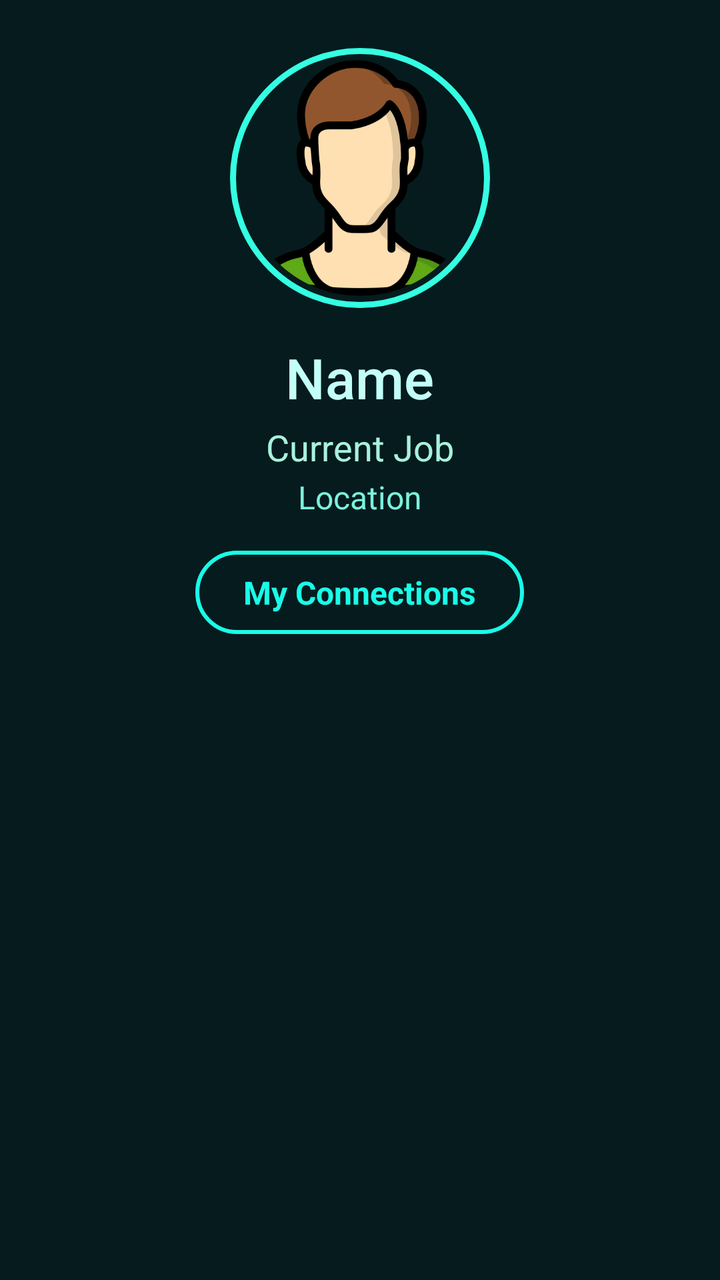
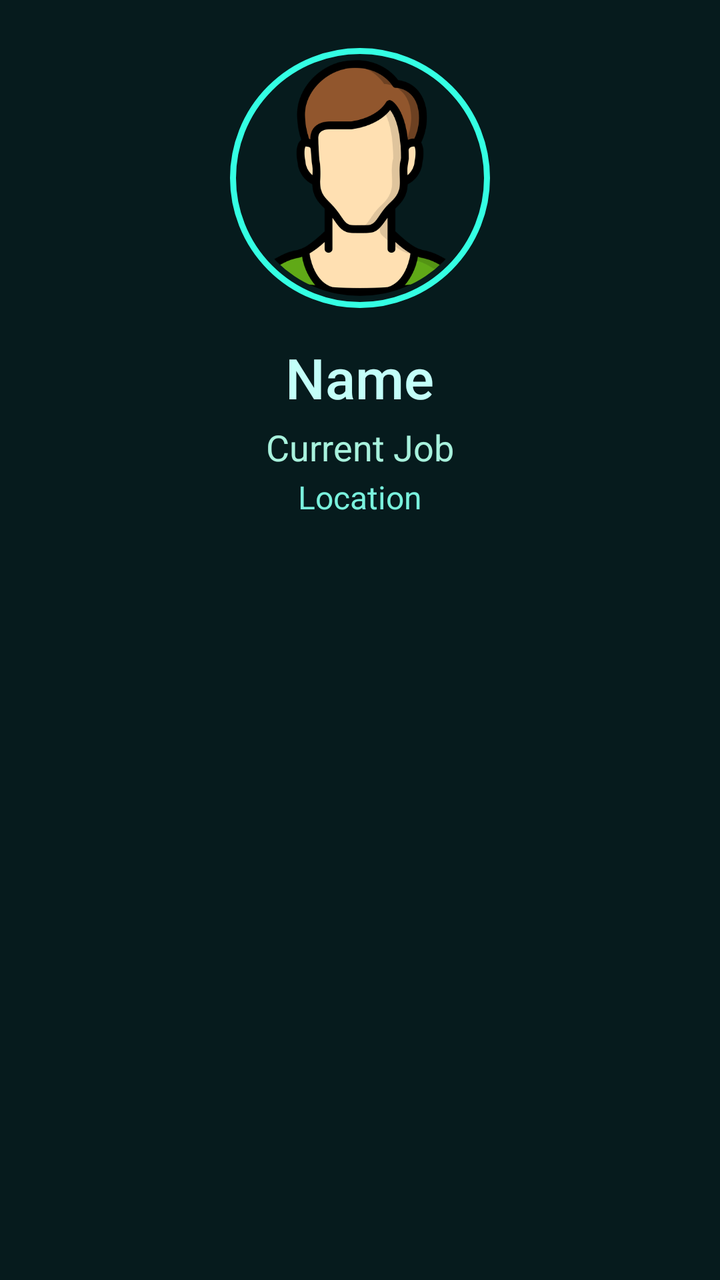

Before-and-after screenshots of an Android layout around one commit, followed by the original layout XML and the change that was made.
<!-- AndroidManifest.xml: application theme Theme.SkillSwapAGenZSkillExchanger -->
<!-- res/layout/fragment_profile.xml -->
<?xml version="1.0" encoding="utf-8"?>
<LinearLayout xmlns:android="http://schemas.android.com/apk/res/android"
    xmlns:app="http://schemas.android.com/apk/res-auto"
    android:layout_width="match_parent"
    android:layout_height="match_parent"
    android:background="#061B1D"
    android:orientation="vertical">

    <androidx.core.widget.NestedScrollView
        android:layout_width="match_parent"
        android:layout_height="wrap_content">

        <LinearLayout
            android:layout_width="match_parent"
            android:layout_height="wrap_content"
            android:orientation="vertical"
            android:padding="24dp">

            
            <FrameLayout
                android:layout_width="130dp"
                android:layout_height="130dp"
                android:layout_gravity="center"
                android:background="@drawable/profile_ring"
                android:padding="4dp">

                <com.google.android.material.imageview.ShapeableImageView
                    android:id="@+id/profile_pic"
                    android:layout_width="match_parent"
                    android:layout_height="match_parent"
                    android:src="@drawable/man"
                    android:scaleType="centerCrop"
                    app:shapeAppearanceOverlay="@style/CircleImageView"
                    android:padding="2dp"/>
            </FrameLayout>

            
            <TextView
                android:id="@+id/name"
                android:layout_width="wrap_content"
                android:layout_height="wrap_content"
                android:text="Name"
                android:textColor="#C3FFF9"
                android:layout_gravity="center"
                android:paddingTop="16dp"
                android:textSize="28sp"
                android:fontFamily="sans-serif-medium"/>

            
            <TextView
                android:id="@+id/tv_job"
                android:layout_width="wrap_content"
                android:layout_height="wrap_content"
                android:text="Current Job"
                android:layout_gravity="center"
                android:textColor="#A8F2DD"
                android:textSize="18sp"
                android:paddingTop="4dp"/>

            
            <TextView
                android:id="@+id/location"
                android:layout_width="wrap_content"
                android:layout_height="wrap_content"
                android:text="Location"
                android:layout_gravity="center"
                android:textColor="#7AF2DD"
                android:textSize="16sp"
                android:paddingTop="2dp"/>

            
            <TextView
                android:id="@+id/btn_my_connections"
                android:layout_width="wrap_content"
                android:layout_height="wrap_content"
                android:layout_gravity="center"
                android:layout_marginTop="16dp"
                android:background="@drawable/bg_btn_view_profile"
                android:paddingHorizontal="24dp"
                android:paddingVertical="10dp"
                android:text="My Connections"
                android:textColor="#19FDE8"
                android:textSize="16sp"
                android:textStyle="bold"
                android:clickable="true"
                android:focusable="true"
                android:foreground="?android:attr/selectableItemBackground"/>

        </LinearLayout>
    </androidx.core.widget.NestedScrollView>

    
    <com.google.android.material.tabs.TabLayout
        android:id="@+id/tab_layout"
        android:layout_width="match_parent"
        android:layout_height="wrap_content"
        android:background="#061B1D"
        app:tabIndicatorColor="#65FFE7"
        app:tabSelectedTextColor="#65FFE7"
        app:tabTextColor="#336B6E"
        app:tabMode="fixed"
        app:tabGravity="fill"
        app:tabTextAppearance="@style/CustomTabTextAppearance"/>

    
    <androidx.viewpager2.widget.ViewPager2
        android:id="@+id/view_pager"
        android:layout_width="match_parent"
        android:layout_height="0dp"
        android:layout_weight="1" />

</LinearLayout>
<!-- resources referenced by this layout -->
<resources>
  <!-- drawable bg_btn_view_profile (drawable) -->
  <shape xmlns:android="http://schemas.android.com/apk/res/android">
      <solid android:color="@android:color/transparent" />
      <stroke
          android:width="2dp"
          android:color="#19FDE8" />
      <corners android:radius="26dp" />
  </shape>
  <!-- drawable man: png bitmap (drawable, 31781 bytes) -->
  <!-- drawable profile_ring (drawable) -->
  <shape xmlns:android="http://schemas.android.com/apk/res/android"
      android:shape="oval">
  
      <stroke
          android:width="3dp"
          android:color="#34FFE3" />
  
      <solid android:color="@android:color/transparent" />
  </shape>
  <style name="CircleImageView" parent="">
          <item name="cornerFamily">rounded</item>
          <item name="cornerSize">50%</item>
      </style>
  <style name="CustomTabTextAppearance" parent="TextAppearance.Design.Tab">
          <item name="android:textSize">16sp</item>
          <item name="android:textAllCaps">false</item>
          <item name="android:fontFamily">sans-serif-medium</item>
      </style>
  <style name="Theme.SkillSwapAGenZSkillExchanger" parent="Base.Theme.SkillSwapAGenZSkillExchanger" />
  <style name="Base.Theme.SkillSwapAGenZSkillExchanger" parent="Theme.Material3.DayNight.NoActionBar">
          
          <item name="android:statusBarColor">#103238</item>
          
      </style>
</resources>

<!-- the commit's change to res/layout/fragment_profile.xml (unified diff, before → after) -->
@@ -68,24 +68,6 @@
                 android:textSize="16sp"
                 android:paddingTop="2dp"/>
 
-            
-            <TextView
-                android:id="@+id/btn_my_connections"
-                android:layout_width="wrap_content"
-                android:layout_height="wrap_content"
-                android:layout_gravity="center"
-                android:layout_marginTop="16dp"
-                android:background="@drawable/bg_btn_view_profile"
-                android:paddingHorizontal="24dp"
-                android:paddingVertical="10dp"
-                android:text="My Connections"
-                android:textColor="#19FDE8"
-                android:textSize="16sp"
-                android:textStyle="bold"
-                android:clickable="true"
-                android:focusable="true"
-                android:foreground="?android:attr/selectableItemBackground"/>
-
         </LinearLayout>
     </androidx.core.widget.NestedScrollView>
 
<!-- resource entries referenced after the edit -->
@@ -1,13 +1,5 @@
 <!-- resources referenced by this layout -->
 <resources>
-  <!-- drawable bg_btn_view_profile (drawable) -->
-  <shape xmlns:android="http://schemas.android.com/apk/res/android">
-      <solid android:color="@android:color/transparent" />
-      <stroke
-          android:width="2dp"
-          android:color="#19FDE8" />
-      <corners android:radius="26dp" />
-  </shape>
   <!-- drawable man: png bitmap (drawable, 31781 bytes) -->
   <!-- drawable profile_ring (drawable) -->
   <shape xmlns:android="http://schemas.android.com/apk/res/android"
